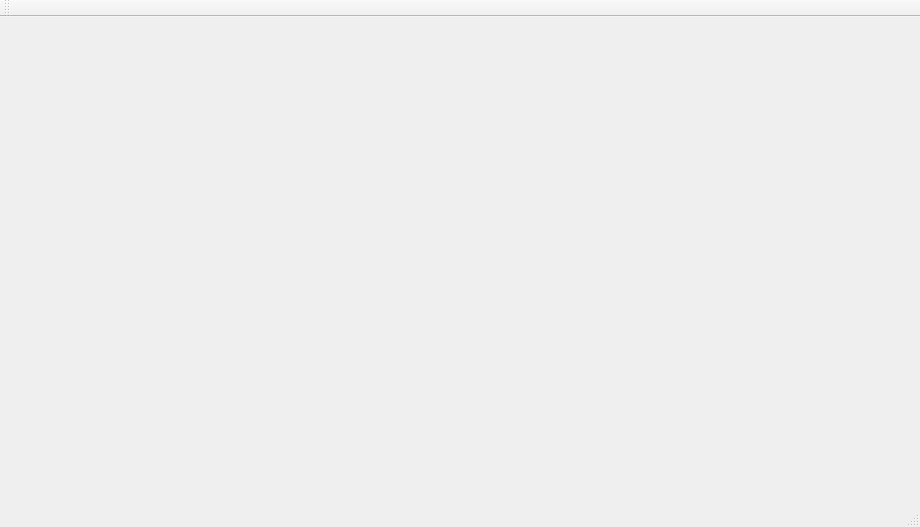
Above: GreenhouseSystem/src/mainwindow.ui from JakubAleksander/GreenhouseSystem before the change. Below: the same form after it.
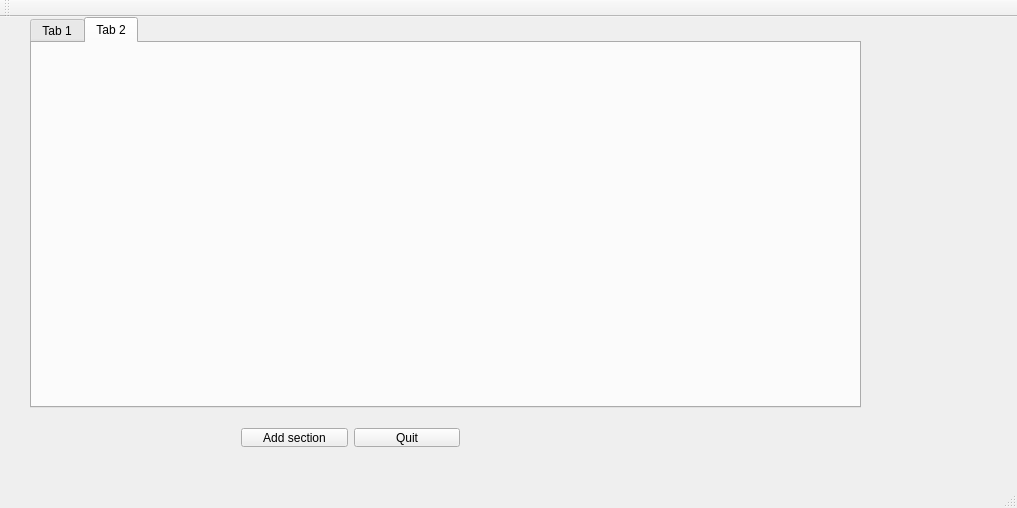
That is the form after the change.

Commit message: Add settings window and dynamic adding Section widget

Patch:
```diff
--- a/GreenhouseSystem/src/mainwindow.ui
+++ b/GreenhouseSystem/src/mainwindow.ui
@@ -6,14 +6,64 @@
    <rect>
     <x>0</x>
     <y>0</y>
-    <width>920</width>
-    <height>527</height>
+    <width>1017</width>
+    <height>508</height>
    </rect>
   </property>
   <property name="windowTitle">
    <string>MainWindow</string>
   </property>
-  <widget class="QWidget" name="centralWidget"/>
+  <widget class="QWidget" name="centralWidget">
+   <widget class="QTabWidget" name="tabSections">
+    <property name="geometry">
+     <rect>
+      <x>30</x>
+      <y>0</y>
+      <width>831</width>
+      <height>391</height>
+     </rect>
+    </property>
+    <property name="currentIndex">
+     <number>1</number>
+    </property>
+    <widget class="QWidget" name="tab">
+     <attribute name="title">
+      <string>Tab 1</string>
+     </attribute>
+    </widget>
+    <widget class="QWidget" name="tab_2">
+     <attribute name="title">
+      <string>Tab 2</string>
+     </attribute>
+    </widget>
+   </widget>
+   <widget class="QWidget" name="">
+    <property name="geometry">
+     <rect>
+      <x>230</x>
+      <y>400</y>
+      <width>241</width>
+      <height>41</height>
+     </rect>
+    </property>
+    <layout class="QHBoxLayout" name="horizontalLayout">
+     <item>
+      <widget class="QPushButton" name="btn_addSection">
+       <property name="text">
+        <string>Add section</string>
+       </property>
+      </widget>
+     </item>
+     <item>
+      <widget class="QPushButton" name="btn_quit">
+       <property name="text">
+        <string>Quit</string>
+       </property>
+      </widget>
+     </item>
+    </layout>
+   </widget>
+  </widget>
   <widget class="QMenuBar" name="menuBar">
    <property name="geometry">
     <rect>
```
Left out of the diff: 2 changed lines with no effect on the pictures. The commit also changes 10 other files.
